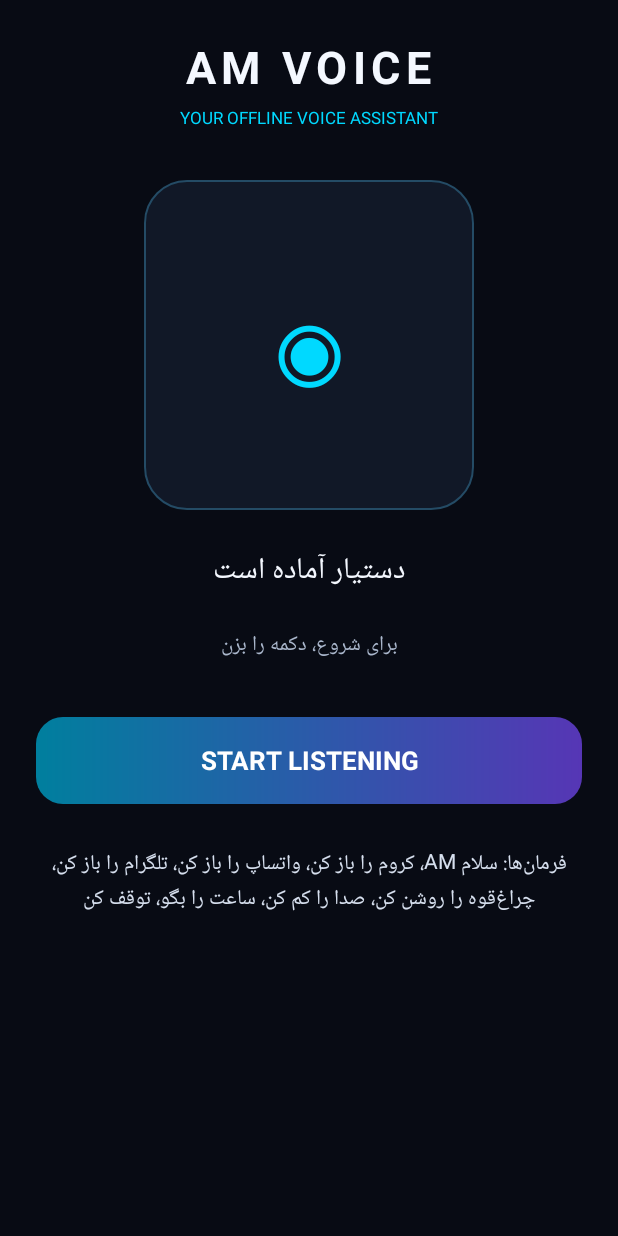
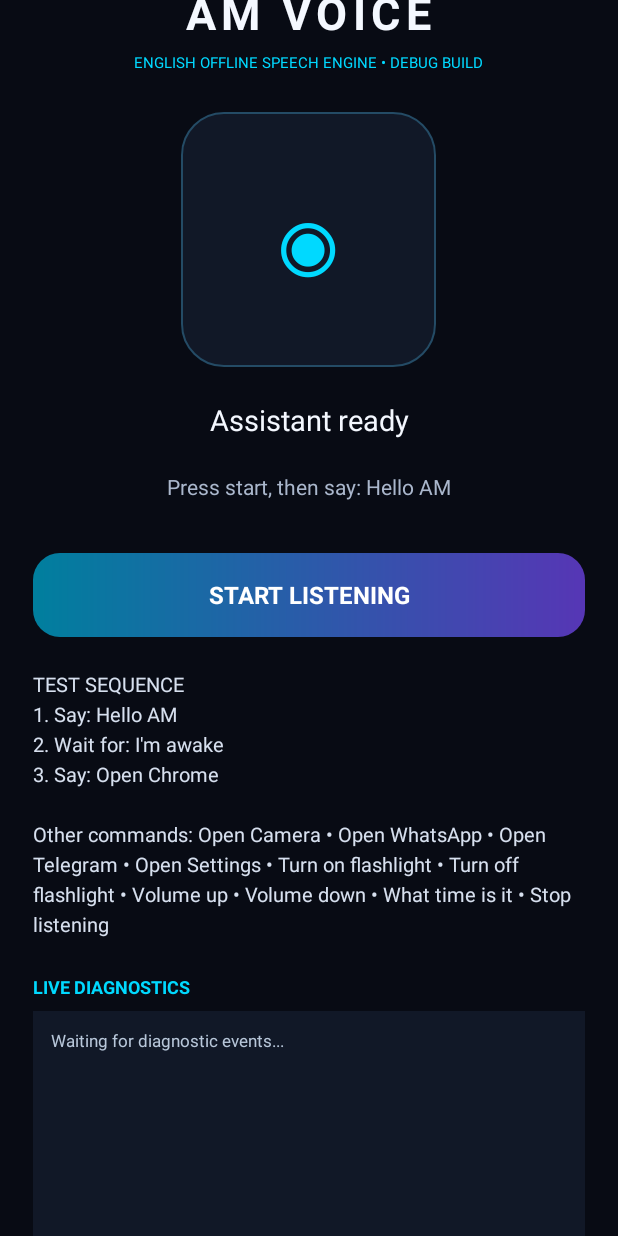
Before and after one commit to amirhossein-ghaffari/AM-Voice, an Android app: the screen it shows after launch (MainActivity), on a phone screen of 412 x 824 dp. Run offline under Robolectric (Android 15) with nearby library versions, the phone set to English and light mode, and no system bars.

Commit message:
Add English test instructions and diagnostics panel

```diff
--- a/app/src/main/res/layout/activity_main.xml
+++ b/app/src/main/res/layout/activity_main.xml
@@ -1,9 +1,110 @@
-<ScrollView xmlns:android="http://schemas.android.com/apk/res/android" android:layout_width="match_parent" android:layout_height="match_parent" android:background="#080B14" android:fillViewport="true"><LinearLayout android:layout_width="match_parent" android:layout_height="wrap_content" android:orientation="vertical" android:padding="24dp" android:gravity="center_horizontal">
-<TextView android:layout_width="wrap_content" android:layout_height="wrap_content" android:text="AM VOICE" android:textColor="#F4F8FF" android:textSize="30sp" android:textStyle="bold" android:letterSpacing="0.12"/>
-<TextView android:layout_width="wrap_content" android:layout_height="wrap_content" android:text="YOUR OFFLINE VOICE ASSISTANT" android:textColor="#00D9FF" android:textSize="11sp" android:layout_marginTop="6dp"/>
-<FrameLayout android:layout_width="220dp" android:layout_height="220dp" android:layout_marginTop="34dp" android:background="@drawable/bg_panel"><TextView android:layout_width="match_parent" android:layout_height="match_parent" android:gravity="center" android:text="◉" android:textColor="#00D9FF" android:textSize="94sp"/></FrameLayout>
-<TextView android:id="@+id/statusText" android:layout_width="match_parent" android:layout_height="wrap_content" android:text="دستیار آماده است" android:textColor="#F4F8FF" android:textSize="20sp" android:gravity="center" android:layout_marginTop="24dp"/>
-<TextView android:id="@+id/heardText" android:layout_width="match_parent" android:layout_height="wrap_content" android:text="برای شروع، دکمه را بزن" android:textColor="#AAB7CC" android:textSize="14sp" android:gravity="center" android:layout_marginTop="10dp" android:minHeight="44dp"/>
-<TextView android:id="@+id/startButton" android:layout_width="match_parent" android:layout_height="58dp" android:gravity="center" android:text="شروع گوش‌دادن" android:textColor="#FFFFFF" android:textSize="17sp" android:textStyle="bold" android:background="@drawable/bg_button" android:layout_marginTop="26dp" android:clickable="true" android:focusable="true"/>
-<TextView android:layout_width="match_parent" android:layout_height="wrap_content" android:text="فرمان‌ها: سلام AM، کروم را باز کن، واتساپ را باز کن، تلگرام را باز کن، چراغ‌قوه را روشن کن، صدا را کم کن، ساعت را بگو، توقف کن" android:textColor="#D7E0EF" android:textSize="14sp" android:gravity="center" android:layout_marginTop="28dp"/>
-</LinearLayout></ScrollView>
+<?xml version="1.0" encoding="utf-8"?>
+<ScrollView xmlns:android="http://schemas.android.com/apk/res/android"
+    android:layout_width="match_parent"
+    android:layout_height="match_parent"
+    android:background="#080B14"
+    android:fillViewport="true">
+    <LinearLayout
+        android:layout_width="match_parent"
+        android:layout_height="wrap_content"
+        android:orientation="vertical"
+        android:padding="22dp"
+        android:gravity="center_horizontal">
+
+        <TextView
+            android:layout_width="wrap_content"
+            android:layout_height="wrap_content"
+            android:text="AM VOICE"
+            android:textColor="#F4F8FF"
+            android:textSize="30sp"
+            android:textStyle="bold"
+            android:letterSpacing="0.12" />
+        <TextView
+            android:layout_width="wrap_content"
+            android:layout_height="wrap_content"
+            android:text="ENGLISH OFFLINE SPEECH ENGINE • DEBUG BUILD"
+            android:textColor="#00D9FF"
+            android:textSize="10sp"
+            android:layout_marginTop="6dp" />
+
+        <FrameLayout
+            android:layout_width="170dp"
+            android:layout_height="170dp"
+            android:layout_marginTop="26dp"
+            android:background="@drawable/bg_panel">
+            <TextView
+                android:layout_width="match_parent"
+                android:layout_height="match_parent"
+                android:gravity="center"
+                android:text="◉"
+                android:textColor="#00D9FF"
+                android:textSize="82sp" />
+        </FrameLayout>
+
+        <TextView
+            android:id="@+id/statusText"
+            android:layout_width="match_parent"
+            android:layout_height="wrap_content"
+            android:text="Assistant ready"
+            android:textColor="#F4F8FF"
+            android:textSize="19sp"
+            android:gravity="center"
+            android:layout_marginTop="22dp" />
+        <TextView
+            android:id="@+id/heardText"
+            android:layout_width="match_parent"
+            android:layout_height="wrap_content"
+            android:text="Press start, then say: Hello AM"
+            android:textColor="#AAB7CC"
+            android:textSize="14sp"
+            android:gravity="center"
+            android:layout_marginTop="8dp"
+            android:minHeight="48dp" />
+
+        <TextView
+            android:id="@+id/startButton"
+            android:layout_width="match_parent"
+            android:layout_height="56dp"
+            android:gravity="center"
+            android:text="START LISTENING"
+            android:textColor="#FFFFFF"
+            android:textSize="16sp"
+            android:textStyle="bold"
+            android:background="@drawable/bg_button"
+            android:layout_marginTop="20dp"
+            android:clickable="true"
+            android:focusable="true" />
+
+        <TextView
+            android:layout_width="match_parent"
+            android:layout_height="wrap_content"
+            android:text="TEST SEQUENCE\n1. Say: Hello AM\n2. Wait for: I'm awake\n3. Say: Open Chrome\n\nOther commands: Open Camera • Open WhatsApp • Open Telegram • Open Settings • Turn on flashlight • Turn off flashlight • Volume up • Volume down • What time is it • Stop listening"
+            android:textColor="#D7E0EF"
+            android:textSize="13sp"
+            android:lineSpacingExtra="4dp"
+            android:layout_marginTop="22dp" />
+
+        <TextView
+            android:layout_width="match_parent"
+            android:layout_height="wrap_content"
+            android:text="LIVE DIAGNOSTICS"
+            android:textColor="#00D9FF"
+            android:textSize="12sp"
+            android:textStyle="bold"
+            android:layout_marginTop="24dp" />
+        <TextView
+            android:id="@+id/debugText"
+            android:layout_width="match_parent"
+            android:layout_height="wrap_content"
+            android:minHeight="150dp"
+            android:background="#111827"
+            android:padding="12dp"
+            android:text="Waiting for diagnostic events..."
+            android:textColor="#B8C7DA"
+            android:textSize="11sp"
+            android:typeface="monospace"
+            android:textIsSelectable="true"
+            android:lineSpacingExtra="3dp"
+            android:layout_marginTop="8dp" />
+    </LinearLayout>
+</ScrollView>
```
